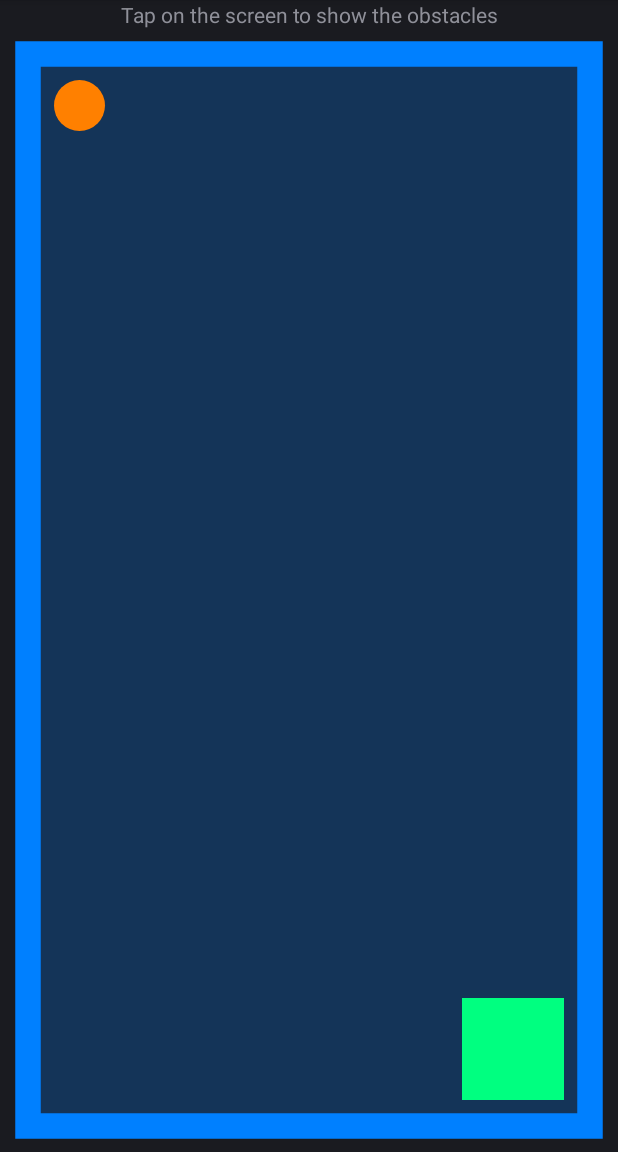
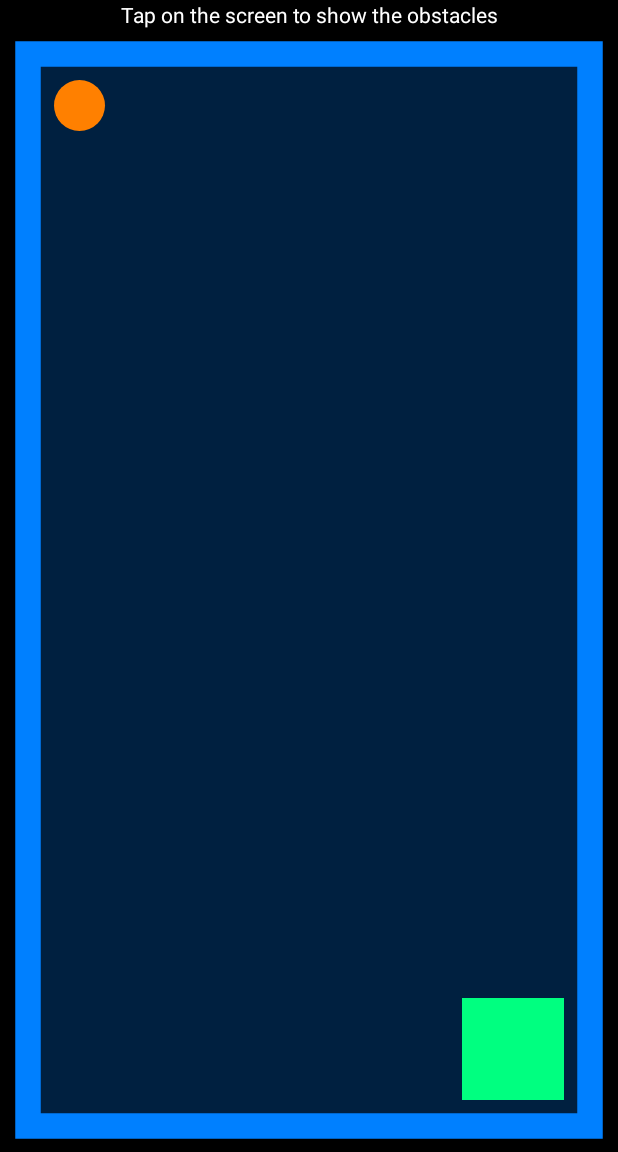
Before and after one commit to olivsoft/BlindMan, an Android app: the screen it shows after launch (BlindManActivity), on a phone screen of 412 x 824 dp, the part 84-1236 px from its top. Run offline under Robolectric (Android 15) with nearby library versions, the phone set to English and light mode, and no system bars; our stand-ins replace AdMob; pictures from the network do not load; 2 statements that could not run were skipped.

Commit message:
Version 1.22 Added DeviceDefault Theme Extended several classes according to recommendations Minor refactoring of the color picker Adaptations to gradle build files

```diff
--- a/app/build.gradle
+++ b/app/build.gradle
@@ -11,8 +11,8 @@ android {
         applicationId "ch.olivsoft.android.blindman"
         minSdkVersion 16
         targetSdkVersion 31
-        versionCode 20
-        versionName '1.20'
+        versionCode 22
+        versionName '1.22'
     }
     buildTypes {
         release {
@@ -24,5 +24,4 @@ android {
 
 dependencies {
     implementation 'com.google.android.gms:play-services-ads:20.5.0'
-    implementation 'androidx.annotation:annotation:1.3.0'
 }
--- a/app/src/main/AndroidManifest.xml
+++ b/app/src/main/AndroidManifest.xml
@@ -11,6 +11,7 @@
     <application
         android:allowBackup="true"
         android:icon="@drawable/blindman"
+        android:theme="@style/BlindmanTheme"
         android:label="@string/app_name">
         <activity
             android:name="BlindManActivity"
--- a/app/src/main/java/ch/olivsoft/android/blindman/BlindManActivity.java
+++ b/app/src/main/java/ch/olivsoft/android/blindman/BlindManActivity.java
@@ -10,7 +10,6 @@ import android.media.MediaPlayer;
 import android.media.MediaPlayer.OnErrorListener;
 import android.os.Build;
 import android.os.Bundle;
-
 import android.util.Log;
 import android.view.KeyEvent;
 import android.view.Menu;
@@ -33,6 +32,7 @@ public class BlindManActivity extends Activity implements OnErrorListener {
     private static final String PREF_LIVES = "PREF_LIVES";
     private static final String PREF_HAPTICS = "PREF_HAPTICS";
     private static final String PREF_SOUND = "PREF_SOUND";
+    private static final String PREF_CENTER = "PREF_CENTER";
     private static final String PREF_MUSIC = "PREF_MUSIC";
     private static final String PREF_DRAG = "PREF_DRAG";
     private static final String PREF_COL = "PREF_COL_";
@@ -46,6 +46,7 @@ public class BlindManActivity extends Activity implements OnErrorListener {
     private static final int DIALOG_SOUND = 6;
     private static final int DIALOG_DRAG = 7;
     private static final int DIALOG_MIDI = 11;
+    private static final int DIALOG_CENTER = 12;
     private static final int DIALOG_HELP = 21;
     private static final int DIALOG_ABOUT = 31;
     private static final int DIALOG_MASK_COLORS = 101;
@@ -64,6 +65,9 @@ public class BlindManActivity extends Activity implements OnErrorListener {
 
     // Music and volume control
     MusicPlayer musicPlayer;
+
+    // Setting for centering dialogs
+    private boolean centerDialogs;
 
     void setVolumeControlStream() {
         setVolumeControlStream(musicPlayer.isMusicEnabled || bmView.isSoundEffectsEnabled()
@@ -107,6 +111,7 @@ public class BlindManActivity extends Activity implements OnErrorListener {
         musicPlayer.isMusicEnabled = p.getBoolean(PREF_MUSIC, musicPlayer.isMusicEnabled);
         for (ColoredPart c : ColoredPart.values())
             c.color = p.getInt(PREF_COL + c.name(), c.defaultColor);
+        centerDialogs = p.getBoolean(PREF_CENTER, false);
         Log.d(LOG_TAG, "Preferences loaded");
 
         // Show the help dialog at the very first execution
@@ -138,6 +143,7 @@ public class BlindManActivity extends Activity implements OnErrorListener {
         e.putBoolean(PREF_MUSIC, musicPlayer.isMusicEnabled);
         for (ColoredPart c : ColoredPart.values())
             e.putInt(PREF_COL + c.name(), c.color);
+        e.putBoolean(PREF_CENTER, centerDialogs);
         e.putBoolean(PREF_FIRST, false);
         e.apply();
     }
@@ -197,6 +203,10 @@ public class BlindManActivity extends Activity implements OnErrorListener {
                 doDialog(DIALOG_DRAG);
                 break;
 
+            case R.id.menu_center:
+                doDialog(DIALOG_CENTER);
+                break;
+
             case R.id.menu_about:
                 doDialog(DIALOG_ABOUT);
                 break;
@@ -217,12 +227,12 @@ public class BlindManActivity extends Activity implements OnErrorListener {
 
     // Call the selected dialog
     protected void doDialog(int id) {
-        BlindManDialogFragment.newInstance(id).show(getFragmentManager(), "dialog");
+        BlindManDialogFragment.newInstance(id, centerDialogs).show(getFragmentManager(), "dialog");
     }
 
     // This is the relevant dialog creation method.
     Dialog createDialog(int id) {
-        // First we check for masks
+        // First we treat the color picker
         if (id >= DIALOG_MASK_COLORS) {
             int icp = id - DIALOG_MASK_COLORS;
             String title = getResources().getStringArray(R.array.items_colors)[icp];
@@ -230,10 +240,12 @@ public class BlindManActivity extends Activity implements OnErrorListener {
 
             // We can embed our nice color picker view into a regular dialog.
             // For that we use the provided factory method.
-            return ColorPickerView.createDialog(this, title, cp.color, (dialog, which) -> {
-                cp.color = which;
-                dialog.dismiss();
-                bmView.invalidate();
+            return ColorPickerView.createDialog(this, title, cp.color, new OnClickDismissListener() {
+                @Override
+                public void onClick(int which) {
+                    cp.color = which;
+                    bmView.invalidate();
+                }
             });
         }
 
@@ -364,6 +376,16 @@ public class BlindManActivity extends Activity implements OnErrorListener {
                 });
                 break;
 
+            case DIALOG_CENTER:
+                b.setTitle(R.string.menu_center);
+                b.setSingleChoiceItems(R.array.items_center, centerDialogs ? 0 : 1, new OnClickDismissListener() {
+                    @Override
+                    public void onClick(int which) {
+                        centerDialogs = (which == 0);
+                    }
+                });
+                break;
+
             case DIALOG_MIDI:
                 b.setTitle(R.string.title_midi);
                 b.setMessage(R.string.text_midi);
--- a/app/src/main/java/ch/olivsoft/android/blindman/BlindManDialogFragment.java
+++ b/app/src/main/java/ch/olivsoft/android/blindman/BlindManDialogFragment.java
@@ -3,20 +3,25 @@ package ch.olivsoft.android.blindman;
 import android.app.Dialog;
 import android.app.DialogFragment;
 import android.os.Bundle;
+import android.view.Gravity;
+import android.view.Window;
 
 /**
  * Handles the dialogs for Honeycomb and up.
  * Implemented exactly according to documentation.
+ * Added layout hack for centering later.
  *
  * @author Oliver Fritz, OlivSoft
  */
 public class BlindManDialogFragment extends DialogFragment {
     private static final String ID = "id";
+    private static final String CENTER = "center";
 
-    public static BlindManDialogFragment newInstance(int id) {
+    public static BlindManDialogFragment newInstance(int id, boolean center) {
         BlindManDialogFragment f = new BlindManDialogFragment();
         Bundle args = new Bundle();
         args.putInt(ID, id);
+        args.putBoolean(CENTER, center);
         f.setArguments(args);
         return f;
     }
@@ -25,7 +30,14 @@ public class BlindManDialogFragment extends DialogFragment {
     public Dialog onCreateDialog(Bundle savedInstanceState) {
         super.onCreateDialog(savedInstanceState);
         BlindManActivity a = (BlindManActivity) getActivity();
-        int id = getArguments().getInt(ID);
-        return a.createDialog(id);
+        Bundle args = getArguments();
+        int id = args.getInt(ID);
+        boolean center = args.getBoolean(CENTER);
+        Dialog d = a.createDialog(id);
+        Window w = d.getWindow();
+        // Layout hack. We would prefer this could be done via xml resources.
+        if (w != null && center)
+            w.setGravity(Gravity.CENTER);
+        return d;
     }
 }
--- a/app/src/main/java/ch/olivsoft/android/blindman/MusicPlayer.java
+++ b/app/src/main/java/ch/olivsoft/android/blindman/MusicPlayer.java
@@ -24,6 +24,7 @@ public class MusicPlayer {
 
     // Public variables
     public boolean isMusicEnabled = false;
+
     // Private and inner class access variables
     private MediaPlayer mp;
     private final Context context;
--- a/app/src/main/java/ch/olivsoft/android/blindman/OnClickDismissListener.java
+++ b/app/src/main/java/ch/olivsoft/android/blindman/OnClickDismissListener.java
@@ -14,11 +14,13 @@ public class OnClickDismissListener implements DialogInterface.OnClickListener {
 
     // Override this method if desired
     public void onClick(int which) {
+        return;
     }
 
     @Override
     public final void onClick(DialogInterface dialog, int which) {
-        dialog.dismiss();
+        if (dialog != null)
+            dialog.dismiss();
         this.onClick(which);
     }
 }
--- a/app/src/main/java/ch/olivsoft/android/blindman/OnKeyDismissListener.java
+++ b/app/src/main/java/ch/olivsoft/android/blindman/OnKeyDismissListener.java
@@ -20,7 +20,8 @@ public class OnKeyDismissListener implements DialogInterface.OnKeyListener {
 
     @Override
     public final boolean onKey(DialogInterface dialog, int keyCode, KeyEvent event) {
-        dialog.dismiss();
+        if (dialog != null)
+            dialog.dismiss();
         return onKey(keyCode, event);
     }
 }
--- a/app/src/main/res/layout-land/main.xml
+++ b/app/src/main/res/layout-land/main.xml
@@ -9,7 +9,8 @@
         android:layout_width="fill_parent"
         android:layout_height="fill_parent"
         android:layout_above="@+id/ad_view"
-        android:contentDescription="@string/view_desc" />
+        android:background="@android:color/background_dark"
+        android:contentDescription="@string/desc_view" />
 
     <com.google.android.gms.ads.AdView
         android:id="@+id/ad_view"
@@ -18,6 +19,7 @@
         android:layout_alignParentEnd="true"
         android:layout_alignParentRight="true"
         android:layout_alignParentBottom="true"
+        android:contentDescription="@string/desc_ad"
         ads:adSize="BANNER"
         ads:adUnitId="@string/ad_unit_id" />
 
@@ -33,6 +35,7 @@
         android:layout_marginTop="5dp"
         android:layout_toStartOf="@id/ad_view"
         android:layout_toLeftOf="@id/ad_view"
+        android:contentDescription="@string/desc_text"
         android:text="@string/text_placeholder" />
 
 </RelativeLayout>
--- a/app/src/main/res/layout-sw480dp/main.xml
+++ b/app/src/main/res/layout-sw480dp/main.xml
@@ -9,7 +9,8 @@
         android:layout_width="fill_parent"
         android:layout_height="fill_parent"
         android:layout_above="@+id/ad_view"
-        android:contentDescription="@string/view_desc" />
+        android:background="@android:color/background_dark"
+        android:contentDescription="@string/desc_view" />
 
     <com.google.android.gms.ads.AdView
         android:id="@+id/ad_view"
@@ -18,6 +19,7 @@
         android:layout_alignParentEnd="true"
         android:layout_alignParentRight="true"
         android:layout_alignParentBottom="true"
+        android:contentDescription="@string/desc_ad"
         ads:adSize="BANNER"
         ads:adUnitId="@string/ad_unit_id" />
 
@@ -33,6 +35,7 @@
         android:layout_marginTop="5dp"
         android:layout_toStartOf="@id/ad_view"
         android:layout_toLeftOf="@id/ad_view"
+        android:contentDescription="@string/desc_text"
         android:text="@string/text_placeholder" />
 
 </RelativeLayout>
--- a/app/src/main/res/layout/main.xml
+++ b/app/src/main/res/layout/main.xml
@@ -9,21 +9,26 @@
         android:id="@+id/text_view"
         android:layout_width="fill_parent"
         android:layout_height="wrap_content"
+        android:background="@android:color/background_dark"
+        android:contentDescription="@string/desc_text"
         android:gravity="center"
-        android:text="@string/text_placeholder" />
+        android:text="@string/text_placeholder"
+        android:textColor="@android:color/primary_text_dark" />
 
     <ch.olivsoft.android.blindman.BlindManView
         android:id="@+id/blindman_view"
         android:layout_width="fill_parent"
         android:layout_height="0dp"
         android:layout_weight="1"
-        android:contentDescription="@string/view_desc" />
+        android:background="@android:color/background_dark"
+        android:contentDescription="@string/desc_view" />
 
     <com.google.android.gms.ads.AdView
         android:id="@+id/ad_view"
         android:layout_width="320dp"
         android:layout_height="50dp"
         android:layout_gravity="center"
+        android:contentDescription="@string/desc_ad"
         ads:adSize="BANNER"
         ads:adUnitId="@string/ad_unit_id" />
 
--- a/app/src/main/res/menu/menus.xml
+++ b/app/src/main/res/menu/menus.xml
@@ -3,44 +3,49 @@
 
     <item
         android:id="@+id/menu_level"
-        android:title="@string/menu_level"
-        android:showAsAction="ifRoom" />
+        android:showAsAction="ifRoom"
+        android:title="@string/menu_level" />
     <item
         android:id="@+id/menu_size"
-        android:title="@string/menu_size"
-        android:showAsAction="ifRoom" />
+        android:showAsAction="ifRoom"
+        android:title="@string/menu_size" />
     <item
         android:id="@+id/menu_lives"
-        android:title="@string/menu_lives"
-        android:showAsAction="ifRoom" />
+        android:showAsAction="ifRoom"
+        android:title="@string/menu_lives" />
     <item
         android:id="@+id/menu_colors"
-        android:title="@string/menu_colors"
-        android:showAsAction="ifRoom" />
+        android:showAsAction="ifRoom"
+        android:title="@string/menu_colors" />
     <item
         android:id="@+id/menu_background"
-        android:title="@string/menu_background"
-        android:showAsAction="never" />
+        android:showAsAction="never"
+        android:title="@string/menu_background" />
     <item
         android:id="@+id/menu_sound"
-        android:title="@string/menu_sound"
-        android:showAsAction="never" />
+        android:showAsAction="never"
+        android:title="@string/menu_sound" />
     <item
         android:id="@+id/menu_drag"
+        android:showAsAction="never"
         android:title="@string/menu_drag"
-        android:showAsAction="never"
         android:visible="false" />
     <item
+        android:id="@+id/menu_center"
+        android:showAsAction="never"
+        android:title="@string/menu_center"
+        android:visible="false"/>
+    <item
         android:id="@+id/menu_help"
-        android:title="@string/menu_help"
-        android:showAsAction="never" />
+        android:showAsAction="never"
+        android:title="@string/menu_help" />
     <item
         android:id="@+id/menu_about"
-        android:title="@string/menu_about"
-        android:showAsAction="never" />
+        android:showAsAction="never"
+        android:title="@string/menu_about" />
     <item
         android:id="@+id/menu_quit"
-        android:title="@string/menu_quit"
-        android:showAsAction="never" />
+        android:showAsAction="never"
+        android:title="@string/menu_quit" />
 
 </menu>
--- /dev/null
+++ b/app/src/main/res/values-v21/themes.xml
@@ -0,0 +1,17 @@
+<?xml version="1.0" encoding="utf-8"?>
+<resources>
+
+    <style name="BlindmanTheme" parent="android:Theme.DeviceDefault">
+        <item name="android:dialogTheme">@style/MyDialogTheme</item>
+        <item name="android:alertDialogTheme">@style/MyDialogTheme</item>
+<!--        <item name="android:alertDialogStyle">@style/MyDialogStyle</item>-->
+    </style>
+
+    <style name="MyDialogTheme" parent="android:Theme.DeviceDefault.Dialog">
+        <!-- Only centers the elements within the dialogs -->
+        <!--        <item name="android:gravity">center</item>-->
+        <!-- Simply does not do anything... -->
+        <!--        <item name="android:layout_gravity">center</item>-->
+        <!--        <item name="android:layout_centerInParent">true</item>-->
+    </style>
+</resources>
--- a/app/src/main/res/values/strings.xml
+++ b/app/src/main/res/values/strings.xml
@@ -3,7 +3,9 @@
     <string name="app_name" translatable="false">BlindMan</string>
     <string name="text_placeholder" translatable="false">Welcome to BlindMan</string>
     <string name="ad_unit_id" translatable="false">ca-app-pub-9610917927263970/5517310848</string>
-    <string name="view_desc">Game Field View</string>
+    <string name="desc_view">Game Field View</string>
+    <string name="desc_text">Info</string>
+    <string name="desc_ad">Advertisement</string>
 
     <string name="menu_level">Level</string>
     <string name="menu_size">Size</string>
@@ -12,6 +14,7 @@
     <string name="menu_background">Background</string>
     <string name="menu_sound">Vibration &amp; Sound</string>
     <string name="menu_drag">Drag tolerance</string>
+    <string name="menu_center">Dialog position</string>
     <string name="menu_help">Help</string>
     <string name="menu_about">About BlindMan</string>
     <string name="menu_quit">Quit</string>
@@ -67,6 +70,10 @@
         <item>Sounds</item>
         <item>Music</item>
     </string-array>
+    <string-array name="items_center">
+        <item>Centered</item>
+        <item>Default</item>
+    </string-array>
     <string-array name="items_lives" translatable="false">
         <item>1</item>
         <item>2</item>
--- /dev/null
+++ b/app/src/main/res/values/themes.xml
@@ -0,0 +1,5 @@
+<?xml version="1.0" encoding="utf-8"?>
+<resources>
+
+    <style name="BlindmanTheme" parent="android:Theme.DeviceDefault" />
+</resources>
--- a/build.gradle
+++ b/build.gradle
@@ -5,7 +5,7 @@ buildscript {
         google()
     }
     dependencies {
-        classpath 'com.android.tools.build:gradle:7.1.0'
+        classpath 'com.android.tools.build:gradle:7.1.1'
     }
 }
 
```
Also changed, not shown: app/src/main/java/ch/olivsoft/android/blindman/ColorPickerView.java (+104 -75 lines), 2 other files.
